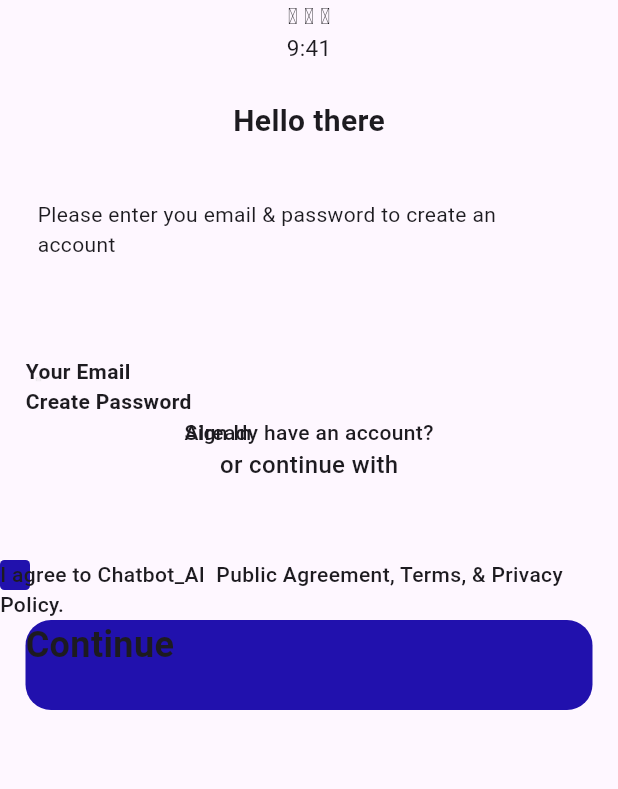
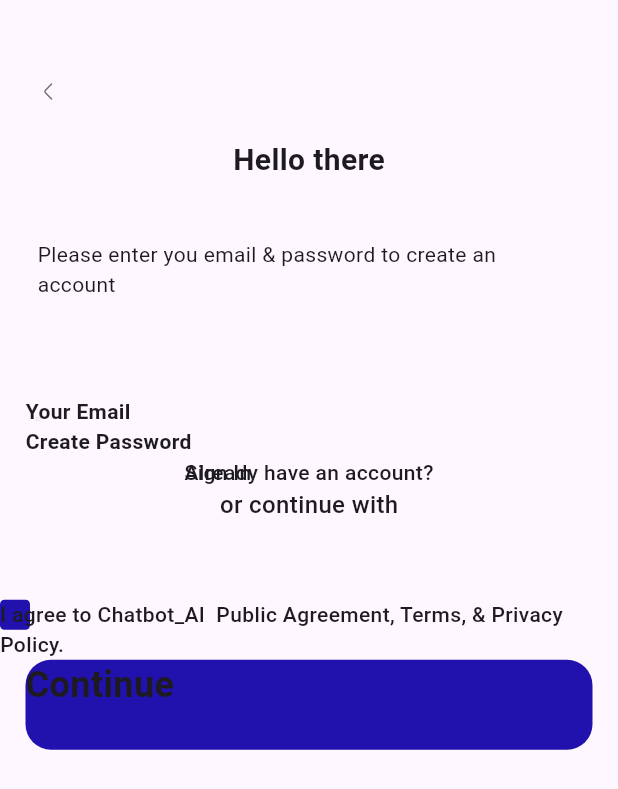
Before and after one commit to hngx-org/song-recommender-ai, a Flutter app: the screen it shows after launch, on a phone screen of 412 x 824 dp. Shown: the top 789 px of the screen. Run offline on Flutter 3.47's test engine with Material 2 defaults, Android fonts, the phone set to English and light mode, and no system bars; our stand-ins replace flutter_svg; project files that could hold a hidden picture were left out.

Commit message:
feat: add and position svg icon

```diff
--- a/lib/features/authentication/views/sign_up.dart
+++ b/lib/features/authentication/views/sign_up.dart
@@ -1,4 +1,5 @@
 import 'package:flutter/material.dart';
+import 'package:flutter_svg/flutter_svg.dart';
 
 class AuthSignUP extends StatefulWidget {
   const AuthSignUP({Key? key}) : super(key: key);
@@ -13,20 +14,29 @@ class _AuthSignUPState extends State<AuthSignUP> {
     return Scaffold(
       body: Column(
         children: [
-          const Column(
+          Column(
             children: [
-              Text(
-                "􀐿 􀙇 􀛨",
-                style: TextStyle(
-                  fontSize: 15,
-                  fontWeight: FontWeight.w400,
-                ),
+              const SizedBox(
+                width: 18.669641494750977,
+                height: 17.833019256591797,
               ),
-              Text(
-                "9:41",
-                style: TextStyle(
-                  fontSize: 15,
-                  fontWeight: FontWeight.w400,
+              const SizedBox(
+                width: 18.669641494750977,
+                height: 17.833019256591797,
+              ),
+              const SizedBox(
+                width: 18.669641494750977,
+                height: 17.833019256591797,
+              ),
+              Padding(
+                padding: const EdgeInsets.only(left: 25.0),
+                child: Align(
+                  alignment: Alignment.centerLeft,
+                  child: SvgPicture.asset(
+                    'assets/images/Back.svg',
+                    width: 15,
+                    height: 15,
+                  ),
                 ),
               ),
             ],
--- a/pubspec.yaml
+++ b/pubspec.yaml
@@ -35,6 +35,7 @@ dependencies:
   # The following adds the Cupertino Icons font to your application.
   # Use with the CupertinoIcons class for iOS style icons.
   cupertino_icons: ^1.0.2
+  flutter_svg: ^2.0.7
 
 dev_dependencies:
   flutter_test:
```
Also changed, not shown: pubspec.lock.
